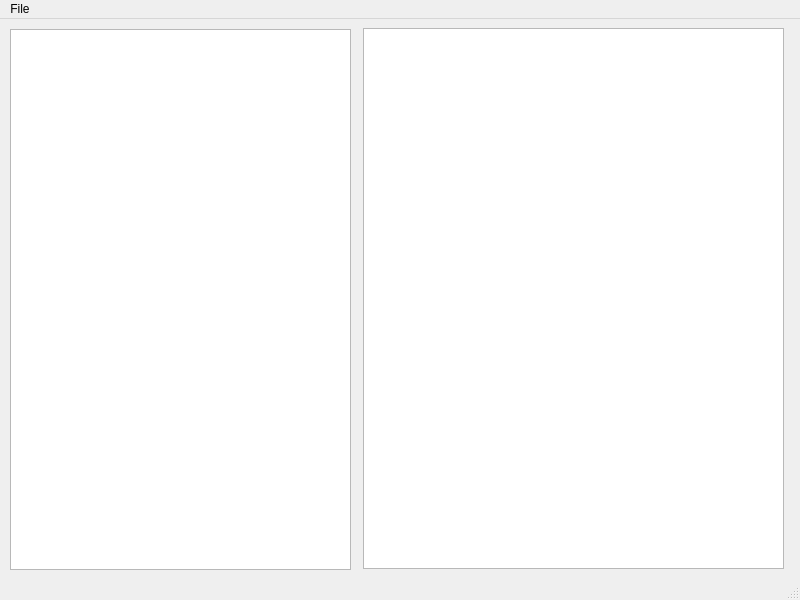
First picture: the form in form.ui, repository cyttic/xpath_tester, before the edit.
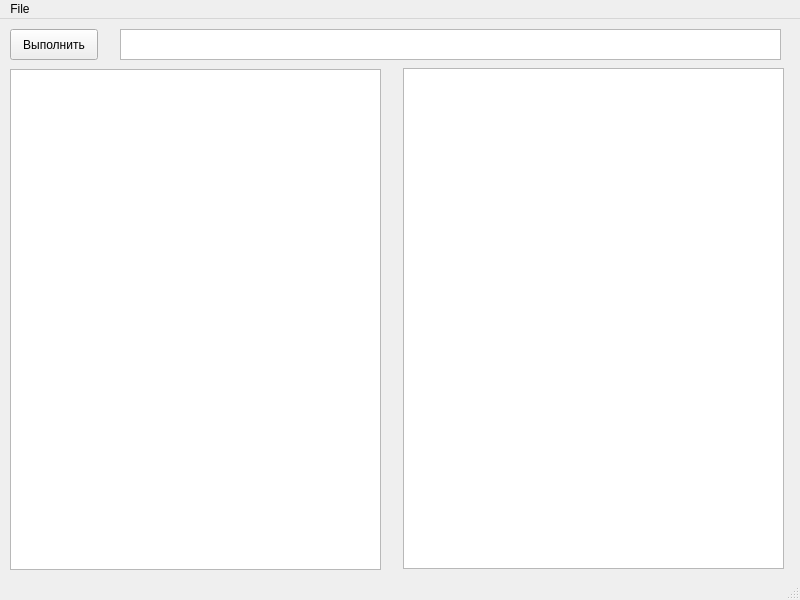
Second picture: the form after the edit.

Commit message: program work. Need to improve litle bit a design

```diff
--- a/form.ui
+++ b/form.ui
@@ -18,22 +18,45 @@
     <property name="geometry">
      <rect>
       <x>10</x>
-      <y>10</y>
-      <width>341</width>
-      <height>541</height>
+      <y>50</y>
+      <width>371</width>
+      <height>501</height>
      </rect>
     </property>
    </widget>
    <widget class="QTextEdit" name="textEdit_2">
     <property name="geometry">
      <rect>
-      <x>363</x>
-      <y>9</y>
-      <width>421</width>
-      <height>541</height>
+      <x>403</x>
+      <y>49</y>
+      <width>381</width>
+      <height>501</height>
      </rect>
     </property>
    </widget>
+   <widget class="QTextEdit" name="textEdit_3">
+    <property name="geometry">
+     <rect>
+      <x>120</x>
+      <y>10</y>
+      <width>661</width>
+      <height>31</height>
+     </rect>
+    </property>
+   </widget>
+   <widget class="QPushButton" name="pushButton">
+    <property name="geometry">
+     <rect>
+      <x>10</x>
+      <y>10</y>
+      <width>88</width>
+      <height>31</height>
+     </rect>
+    </property>
+    <property name="text">
+     <string>Выполнить</string>
+    </property>
+   </widget>
   </widget>
   <widget class="QMenuBar" name="menubar">
    <property name="geometry">
```
Left out of the diff: 6 changed lines with no effect on the pictures. The commit also changes 2 other files.
